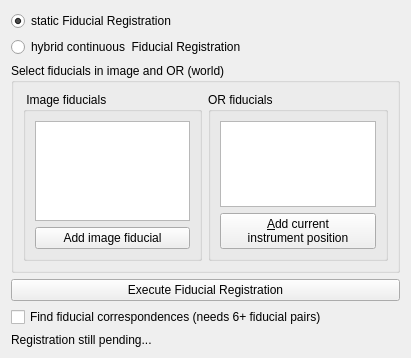
The window that Modules/IGTUI/Qmitk/QmitkFiducialRegistrationWidget.ui (MITK/MITK) describes before a commit, drawn with Qt 5.
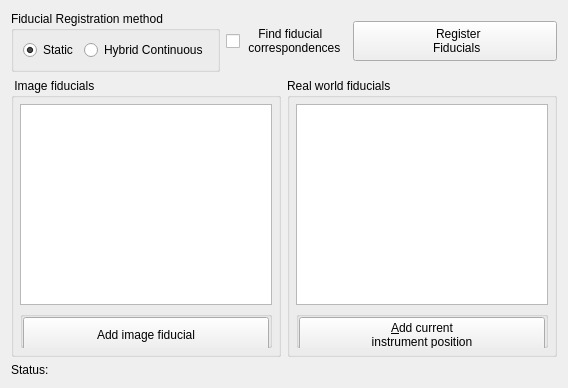
The same window after the commit. Custom widgets are drawn as their Qt base class.

Commit message: QMitkFiducialRegistrationWidget comsetic changes to make widget scale and align properly

```diff
--- a/Modules/IGTUI/Qmitk/QmitkFiducialRegistrationWidget.ui
+++ b/Modules/IGTUI/Qmitk/QmitkFiducialRegistrationWidget.ui
@@ -6,53 +6,110 @@
    <rect>
     <x>0</x>
     <y>0</y>
-    <width>411</width>
-    <height>358</height>
+    <width>568</width>
+    <height>388</height>
    </rect>
   </property>
+  <property name="sizePolicy">
+   <sizepolicy hsizetype="Expanding" vsizetype="Expanding">
+    <horstretch>0</horstretch>
+    <verstretch>0</verstretch>
+   </sizepolicy>
+  </property>
   <property name="windowTitle">
    <string>Form</string>
   </property>
-  <layout class="QGridLayout" name="gridLayout_4">
+  <layout class="QGridLayout" name="gridLayout">
    <item row="0" column="0">
+    <widget class="QGroupBox" name="m_gbFiducialRegistration">
+     <property name="title">
+      <string>Fiducial Registration method</string>
+     </property>
+     <layout class="QHBoxLayout" name="horizontalLayout">
+      <item>
     <widget class="QRadioButton" name="m_rbStaticRegistration">
      <property name="enabled">
       <bool>true</bool>
      </property>
      <property name="text">
-      <string>static Fiducial Registration</string>
+         <string>Static</string>
      </property>
      <property name="checked">
       <bool>true</bool>
      </property>
     </widget>
    </item>
-   <item row="1" column="0">
+      <item>
     <widget class="QRadioButton" name="m_rbContinousRegistration">
      <property name="enabled">
       <bool>true</bool>
      </property>
      <property name="text">
-      <string>hybrid continuous  Fiducial Registration</string>
+         <string>Hybrid Continuous</string>
      </property>
      <property name="checked">
       <bool>false</bool>
      </property>
     </widget>
    </item>
-   <item row="2" column="0">
-    <widget class="QGroupBox" name="registrationGroupBox">
-     <property name="title">
-      <string>Select fiducials in image and OR (world)</string>
+     </layout>
+    </widget>
+   </item>
+   <item row="0" column="1">
+    <widget class="QCheckBox" name="m_UseICPRegistration">
+     <property name="minimumSize">
+      <size>
+       <width>0</width>
+       <height>40</height>
+      </size>
      </property>
-     <layout class="QGridLayout" name="gridLayout_3">
-      <item row="0" column="0">
+     <property name="toolTip">
+      <string>&lt;html&gt;&lt;head/&gt;&lt;body&gt;&lt;p&gt;Find fiducial correspondences (needs 6+ fiducial pairs)&lt;/p&gt;&lt;/body&gt;&lt;/html&gt;</string>
+     </property>
+     <property name="text">
+      <string>    Find fiducial 
+ correspondences</string>
+     </property>
+    </widget>
+   </item>
+   <item row="0" column="2">
+    <widget class="QPushButton" name="m_RegisterFiducialsBtn">
+     <property name="sizePolicy">
+      <sizepolicy hsizetype="Expanding" vsizetype="Fixed">
+       <horstretch>0</horstretch>
+       <verstretch>0</verstretch>
+      </sizepolicy>
+     </property>
+     <property name="minimumSize">
+      <size>
+       <width>0</width>
+       <height>40</height>
+      </size>
+     </property>
+     <property name="text">
+      <string>  Register
+ Fiducials</string>
+     </property>
+    </widget>
+   </item>
+   <item row="1" column="0" colspan="3">
+    <layout class="QHBoxLayout" name="horizontalLayout_4">
+     <item>
        <widget class="QGroupBox" name="sourceLandmarksGroupBox">
+       <property name="sizePolicy">
+        <sizepolicy hsizetype="Expanding" vsizetype="Expanding">
+         <horstretch>0</horstretch>
+         <verstretch>0</verstretch>
+        </sizepolicy>
+       </property>
         <property name="title">
          <string> Image fiducials</string>
         </property>
-        <layout class="QGridLayout" name="gridLayout_2">
-         <item row="0" column="0">
+       <layout class="QVBoxLayout" name="verticalLayout">
+        <property name="margin">
+         <number>6</number>
+        </property>
+        <item>
           <widget class="QmitkPointListWidget" name="m_RegistrationImagePoints">
            <property name="sizePolicy">
             <sizepolicy hsizetype="Expanding" vsizetype="Expanding">
@@ -62,8 +119,56 @@
            </property>
           </widget>
          </item>
-         <item row="1" column="0">
+        <item>
+         <widget class="QGroupBox" name="m_spaceHolderGroupBox">
+          <property name="sizePolicy">
+           <sizepolicy hsizetype="Preferred" vsizetype="Fixed">
+            <horstretch>0</horstretch>
+            <verstretch>0</verstretch>
+           </sizepolicy>
+          </property>
+          <property name="minimumSize">
+           <size>
+            <width>0</width>
+            <height>37</height>
+           </size>
+          </property>
+          <property name="maximumSize">
+           <size>
+            <width>16777215</width>
+            <height>37</height>
+           </size>
+          </property>
+          <property name="title">
+           <string/>
+          </property>
+          <property name="alignment">
+           <set>Qt::AlignCenter</set>
+          </property>
+          <property name="flat">
+           <bool>false</bool>
+          </property>
+          <layout class="QHBoxLayout" name="horizontalLayout_2">
+           <property name="spacing">
+            <number>0</number>
+           </property>
+           <property name="margin">
+            <number>0</number>
+           </property>
+           <item>
           <widget class="QPushButton" name="m_AddImageFiducialBtn">
+             <property name="sizePolicy">
+              <sizepolicy hsizetype="Expanding" vsizetype="Fixed">
+               <horstretch>0</horstretch>
+               <verstretch>0</verstretch>
+              </sizepolicy>
+             </property>
+             <property name="minimumSize">
+              <size>
+               <width>0</width>
+               <height>35</height>
+              </size>
+             </property>
            <property name="text">
             <string>Add image fiducial</string>
            </property>
@@ -72,17 +177,84 @@
         </layout>
        </widget>
       </item>
-      <item row="0" column="1">
+       </layout>
+      </widget>
+     </item>
+     <item>
        <widget class="QGroupBox" name="targetLandmarksGroupBox">
+       <property name="sizePolicy">
+        <sizepolicy hsizetype="Expanding" vsizetype="Expanding">
+         <horstretch>0</horstretch>
+         <verstretch>0</verstretch>
+        </sizepolicy>
+       </property>
         <property name="title">
-         <string>OR fiducials </string>
-        </property>
-        <layout class="QGridLayout" name="gridLayout">
-         <item row="0" column="0">
-          <widget class="QmitkPointListWidget" name="m_RegistrationTrackingPoints"/>
-         </item>
-         <item row="1" column="0">
+        <string>Real world fiducials </string>
+       </property>
+       <layout class="QVBoxLayout" name="verticalLayout_2">
+        <property name="margin">
+         <number>6</number>
+        </property>
+        <item>
+         <widget class="QmitkPointListWidget" name="m_RegistrationTrackingPoints">
+          <property name="sizePolicy">
+           <sizepolicy hsizetype="Expanding" vsizetype="Expanding">
+            <horstretch>0</horstretch>
+            <verstretch>0</verstretch>
+           </sizepolicy>
+          </property>
+         </widget>
+        </item>
+        <item>
+         <widget class="QGroupBox" name="m_spaceHolderGroupBox2">
+          <property name="sizePolicy">
+           <sizepolicy hsizetype="Preferred" vsizetype="Fixed">
+            <horstretch>0</horstretch>
+            <verstretch>0</verstretch>
+           </sizepolicy>
+          </property>
+          <property name="minimumSize">
+           <size>
+            <width>0</width>
+            <height>37</height>
+           </size>
+          </property>
+          <property name="maximumSize">
+           <size>
+            <width>16777215</width>
+            <height>37</height>
+           </size>
+          </property>
+          <property name="title">
+           <string/>
+          </property>
+          <property name="alignment">
+           <set>Qt::AlignCenter</set>
+          </property>
+          <property name="flat">
+           <bool>false</bool>
+          </property>
+          <layout class="QHBoxLayout" name="horizontalLayout_3">
+           <property name="spacing">
+            <number>0</number>
+           </property>
+           <property name="margin">
+            <number>0</number>
+           </property>
+           <item>
           <widget class="QPushButton" name="m_AddTrackingFiducialBtn">
+             <property name="sizePolicy">
+              <sizepolicy hsizetype="Expanding" vsizetype="Fixed">
+               <horstretch>0</horstretch>
+               <verstretch>0</verstretch>
+              </sizepolicy>
+             </property>
+             <property name="minimumSize">
+              <size>
+               <width>0</width>
+               <height>35</height>
+              </size>
+             </property>
            <property name="text">
             <string>&amp;Add current 
 instrument position</string>
@@ -95,28 +267,47 @@
      </layout>
     </widget>
    </item>
-   <item row="3" column="0">
-    <widget class="QPushButton" name="m_RegisterFiducialsBtn">
-     <property name="text">
-      <string>Execute Fiducial Registration</string>
-     </property>
-    </widget>
+    </layout>
    </item>
-   <item row="4" column="0">
-    <widget class="QCheckBox" name="m_UseICPRegistration">
+   <item row="2" column="0" colspan="3">
+    <layout class="QHBoxLayout" name="horizontalLayout_5">
+     <item>
+      <widget class="QLabel" name="statusLabel">
+       <property name="sizePolicy">
+        <sizepolicy hsizetype="Fixed" vsizetype="Fixed">
+         <horstretch>0</horstretch>
+         <verstretch>0</verstretch>
+        </sizepolicy>
+       </property>
      <property name="text">
-      <string>Find fiducial correspondences (needs 6+ fiducial pairs)</string>
-     </property>
-    </widget>
-   </item>
-   <item row="5" column="0">
+        <string>Status:</string>
+       </property>
+       <property name="alignment">
+        <set>Qt::AlignLeading|Qt::AlignLeft|Qt::AlignTop</set>
+       </property>
+      </widget>
+     </item>
+     <item>
     <widget class="QLabel" name="m_RegistrationQualityDisplay">
      <property name="text">
-      <string>Registration still pending...</string>
+        <string/>
+       </property>
+       <property name="alignment">
+        <set>Qt::AlignCenter</set>
      </property>
     </widget>
    </item>
   </layout>
+   </item>
+  </layout>
+  <zorder>m_RegisterFiducialsBtn</zorder>
+  <zorder>m_UseICPRegistration</zorder>
+  <zorder>m_gbFiducialRegistration</zorder>
+  <zorder>sourceLandmarksGroupBox</zorder>
+  <zorder>targetLandmarksGroupBox</zorder>
+  <zorder>statusLabel</zorder>
+  <zorder>m_RegistrationQualityDisplay</zorder>
+  <zorder>statusLabel</zorder>
  </widget>
  <customwidgets>
   <customwidget>
```
Lines whose indentation alone changed are shown as unchanged. The commit also changes 2 other files.
